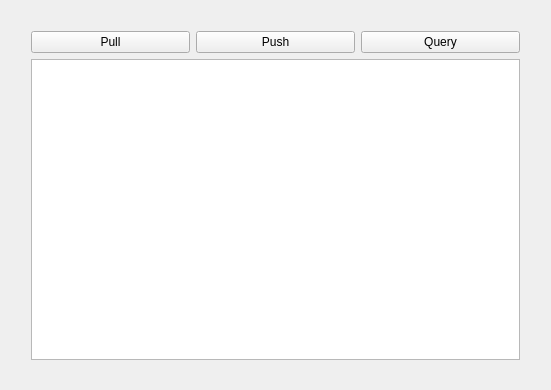
This is manager.ui in Moeo3/Goods_manager as Qt 5 draws it before an edit. The edited form follows.
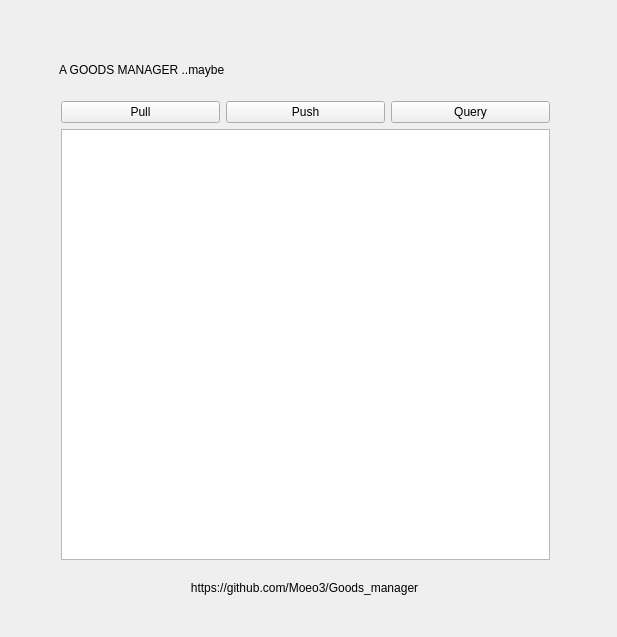
This is the edited form.

Patch:
```diff
--- a/manager.ui
+++ b/manager.ui
@@ -6,20 +6,20 @@
    <rect>
     <x>0</x>
     <y>0</y>
-    <width>551</width>
-    <height>390</height>
+    <width>617</width>
+    <height>637</height>
    </rect>
   </property>
   <property name="windowTitle">
    <string>manager</string>
   </property>
-  <widget class="QWidget" name="">
+  <widget class="QWidget" name="layoutWidget">
    <property name="geometry">
     <rect>
-     <x>20</x>
-     <y>20</y>
+     <x>50</x>
+     <y>90</y>
      <width>511</width>
-     <height>351</height>
+     <height>481</height>
     </rect>
    </property>
    <layout class="QVBoxLayout" name="verticalLayout">
@@ -53,6 +53,35 @@
     </item>
    </layout>
   </widget>
+  <widget class="QLabel" name="addr">
+   <property name="geometry">
+    <rect>
+     <x>49</x>
+     <y>578</y>
+     <width>511</width>
+     <height>20</height>
+    </rect>
+   </property>
+   <property name="text">
+    <string>https://github.com/Moeo3/Goods_manager</string>
+   </property>
+   <property name="alignment">
+    <set>Qt::AlignCenter</set>
+   </property>
+  </widget>
+  <widget class="QLabel" name="title">
+   <property name="geometry">
+    <rect>
+     <x>59</x>
+     <y>59</y>
+     <width>321</width>
+     <height>21</height>
+    </rect>
+   </property>
+   <property name="text">
+    <string>A GOODS MANAGER ..maybe</string>
+   </property>
+  </widget>
  </widget>
  <layoutdefault spacing="6" margin="11"/>
  <resources/>
```
Left out of the diff: 4 changed lines with no effect on the pictures.
